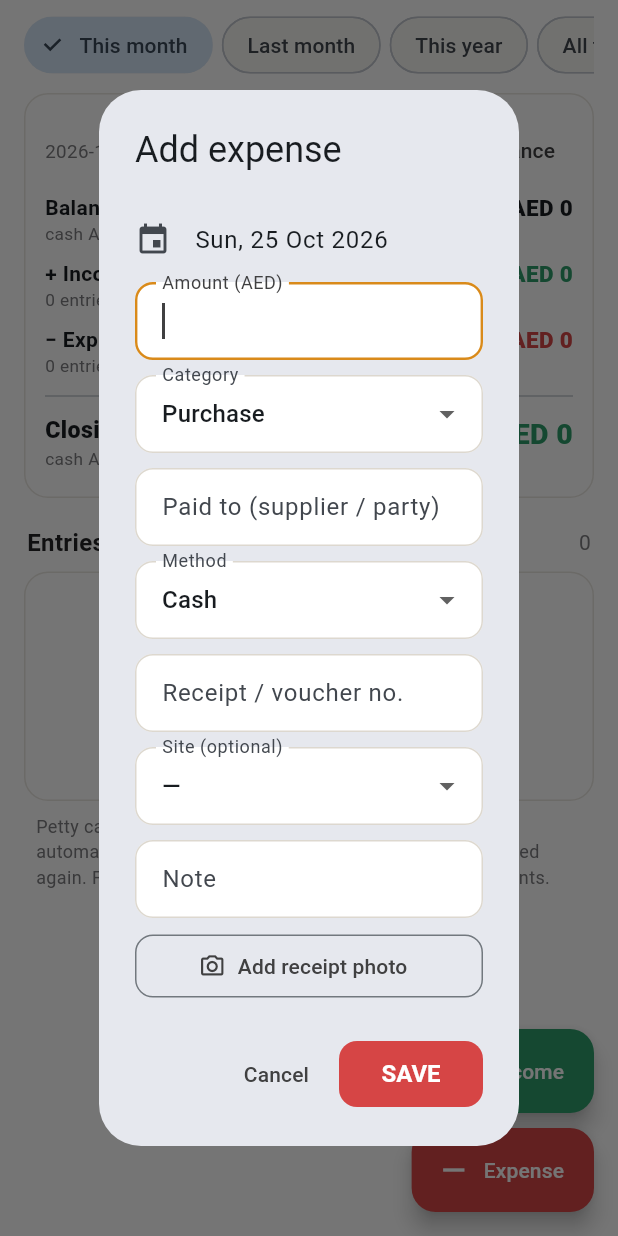
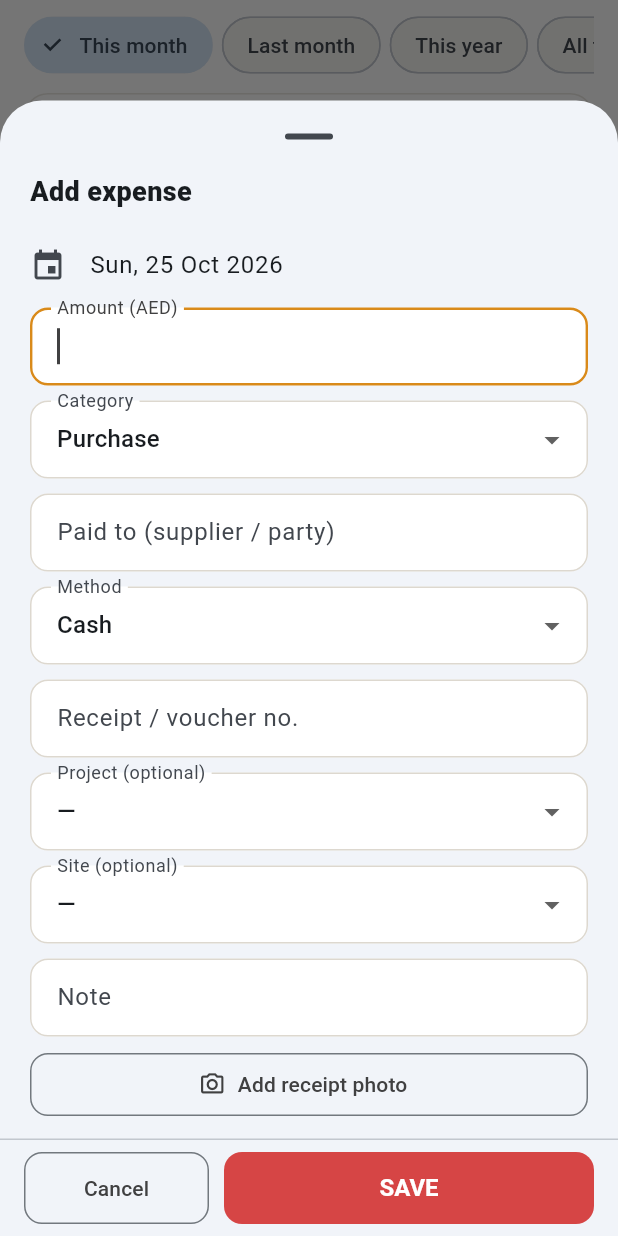
Before and after one commit to anwar3000/llct-att, a Flutter app: the _AccountsView screen opened directly with empty values, after a tap on "Expense", on a phone screen of 412 x 824 dp. Run offline on Flutter 3.47's test engine with Material 3 defaults, Android fonts, the phone set to English and light mode, and no system bars; our stand-ins replace cloud_firestore, file_picker, firebase_auth, firebase_core, flutter_map, geolocator and 4 more; accounts and stored records are empty; generated files the repository leaves out were written again.

Commit message:
v1.8.4: accounts form as a sheet above the keyboard, saved suppliers/payers (shared with invoicing), project on income & expense entries (app + web)
Co-Authored-By: Claude Opus 5.5 <noreply@anthropic.com>
Claude-Session: https://claude.ai/code/session_011n16jx6iQUAdmB11UvdVzw

```diff
--- a/lib/core/utils.dart
+++ b/lib/core/utils.dart
@@ -99,7 +99,7 @@ String initials(String name) {
 }
 
 /// Shown in the profile sheet so staff can confirm they have the latest app.
-const kAppVersion = '1.8.3';
+const kAppVersion = '1.8.4';
 
 void showSnack(BuildContext context, String msg, {bool error = false}) {
   ScaffoldMessenger.of(context)
--- a/lib/models/models.dart
+++ b/lib/models/models.dart
@@ -1239,7 +1239,7 @@ class AcctEntry {
   final String type; // income | expense
   final String date;
   final double amount;
-  final String category, method, reference, bank, chequeDate, party, note, siteId, siteName;
+  final String category, method, reference, bank, chequeDate, party, note, siteId, siteName, projectId, projectName;
   final bool hasFile;
   final DateTime? createdAt;
   AcctEntry({
@@ -1257,6 +1257,8 @@ class AcctEntry {
     this.note = '',
     this.siteId = '',
     this.siteName = '',
+    this.projectId = '',
+    this.projectName = '',
     this.hasFile = false,
     this.createdAt,
   });
@@ -1280,6 +1282,8 @@ class AcctEntry {
       note: _str(m['note']),
       siteId: _str(m['siteId']),
       siteName: _str(m['siteName']),
+      projectId: _str(m['projectId']),
+      projectName: _str(m['projectName']),
       hasFile: m['hasFile'] == true,
       createdAt: _ts(m['createdAt']),
     );
--- a/lib/screens/admin/accounts_tab.dart
+++ b/lib/screens/admin/accounts_tab.dart
@@ -275,6 +275,7 @@ class _AccountsViewState extends State<_AccountsView> {
         [
           e.date,
           e.method,
+          if (e.projectName.isNotEmpty) e.projectName,
           if (e.reference.isNotEmpty) '${e.method == 'Cheque' ? 'Chq' : 'Ref'} ${e.reference}',
           if (e.bank.isNotEmpty) e.bank,
           if (e.note.isNotEmpty) e.note,
@@ -369,6 +370,7 @@ class _AccountsViewState extends State<_AccountsView> {
   Future<void> _edit(AcctEntry? e, String kind) async {
     final income = kind == 'income';
     final cats = income ? kAcctIncome : kAcctExpense;
+    final partyKey = income ? 'receivedFrom' : 'paidTo';
     var date = e == null ? DateTime.now() : parseDateKey(e.date);
     final amt = TextEditingController(text: e == null ? '' : e.amount.toString());
     var cat = e?.category ?? cats.first;
@@ -378,15 +380,41 @@ class _AccountsViewState extends State<_AccountsView> {
     final bankC = TextEditingController(text: e?.bank);
     final note = TextEditingController(text: e?.note);
     String siteId = e?.siteId ?? '';
+    String projectId = e?.projectId ?? '';
     String? photo;
     String? err;
     final sites = widget.live.sites.where((s) => s.approved).toList();
-    final ok = await showDialog<bool>(
+    // Saved suppliers / payers and projects (shared with the invoicing app).
+    var saved = <String>[];
+    var projects = <({String id, String label})>[];
+    try {
+      final r = await Future.wait([Db.acctParties(), Db.acctProjects()]);
+      saved = List<String>.from((r[0] as Map<String, List<String>>)[partyKey] ?? const <String>[]);
+      projects = r[1] as List<({String id, String label})>;
+    } catch (_) {}
+    if (!mounted) return;
+    final color = income ? _green : _red;
+    final ok = await showModalBottomSheet<bool>(
       context: context,
-      builder: (c) => StatefulBuilder(
-        builder: (c, set) => AlertDialog(
-          title: Text('${e == null ? 'Add' : 'Edit'} ${income ? 'income' : 'expense'}'),
-          content: SingleChildScrollView(
+      isScrollControlled: true,
+      useSafeArea: true,
+      showDragHandle: true,
+      builder: (c) => StatefulBuilder(builder: (c, set) {
+        final t = party.text.trim().toLowerCase();
+        final sugg = saved.where((n) => n.toLowerCase() != t && (t.isEmpty || n.toLowerCase().contains(t))).take(12).toList();
+        // The keyboard's height: the sheet sits right on top of it, with SAVE always visible.
+        return Padding(
+          padding: EdgeInsets.only(bottom: MediaQuery.viewInsetsOf(c).bottom),
+          child: Column(mainAxisSize: MainAxisSize.min, crossAxisAlignment: CrossAxisAlignment.stretch, children: [
+            Padding(
+              padding: const EdgeInsets.fromLTRB(20, 0, 20, 4),
+              child: Text('${e == null ? 'Add' : 'Edit'} ${income ? 'income' : 'expense'}',
+                  style: const TextStyle(fontSize: 18, fontWeight: FontWeight.w800)),
+            ),
+            Flexible(
+              child: SingleChildScrollView(
+                keyboardDismissBehavior: ScrollViewKeyboardDismissBehavior.manual,
+                padding: const EdgeInsets.fromLTRB(20, 4, 20, 12),
                 child: Column(mainAxisSize: MainAxisSize.min, crossAxisAlignment: CrossAxisAlignment.stretch, children: [
                   ListTile(
                     contentPadding: EdgeInsets.zero,
@@ -401,7 +429,8 @@ class _AccountsViewState extends State<_AccountsView> {
                     controller: amt,
                     autofocus: e == null,
                     keyboardType: const TextInputType.numberWithOptions(decimal: true),
-                style: TextStyle(fontWeight: FontWeight.w800, color: income ? _green : _red),
+                    textInputAction: TextInputAction.next,
+                    style: TextStyle(fontWeight: FontWeight.w800, color: color),
                     decoration: InputDecoration(labelText: 'Amount ($kCurrency)', errorText: err),
                   ),
                   const SizedBox(height: 10),
@@ -414,7 +443,39 @@ class _AccountsViewState extends State<_AccountsView> {
                     onChanged: (v) => set(() => cat = v ?? cat),
                   ),
                   const SizedBox(height: 10),
-              TextField(controller: party, decoration: InputDecoration(labelText: income ? 'Received from' : 'Paid to (supplier / party)')),
+                  TextField(
+                    controller: party,
+                    textCapitalization: TextCapitalization.words,
+                    textInputAction: TextInputAction.next,
+                    onChanged: (_) => set(() {}),
+                    decoration: InputDecoration(
+                      labelText: income ? 'Received from' : 'Paid to (supplier / party)',
+                      helperText: sugg.isEmpty && party.text.trim().isNotEmpty && !saved.any((n) => n.toLowerCase() == t)
+                          ? 'New name — saved for next time'
+                          : null,
+                    ),
+                  ),
+                  if (sugg.isNotEmpty) ...[
+                    const SizedBox(height: 6),
+                    Wrap(spacing: 6, runSpacing: 6, children: [
+                      for (final n in sugg)
+                        InputChip(
+                          label: Text(n, style: const TextStyle(fontSize: 13)),
+                          visualDensity: VisualDensity.compact,
+                          onPressed: () => set(() {
+                            party.text = n;
+                            party.selection = TextSelection.collapsed(offset: n.length);
+                          }),
+                          onDeleted: () async {
+                            set(() => saved.remove(n));
+                            try {
+                              await Db.saveAcctParty(partyKey, n, remove: true);
+                            } catch (_) {}
+                          },
+                          deleteButtonTooltipMessage: 'Remove from saved list',
+                        ),
+                    ]),
+                  ],
                   const SizedBox(height: 10),
                   DropdownButtonFormField<String>(
                     value: kAcctMethods.contains(method) ? method : 'Cash',
@@ -425,12 +486,24 @@ class _AccountsViewState extends State<_AccountsView> {
                   const SizedBox(height: 10),
                   TextField(
                       controller: ref,
+                      textInputAction: TextInputAction.next,
                       decoration: InputDecoration(
                           labelText: method == 'Cheque' ? 'Cheque no.' : (method == 'Cash' ? 'Receipt / voucher no.' : 'Transaction ref.'))),
                   if (method == 'Cheque') ...[
                     const SizedBox(height: 10),
-                TextField(controller: bankC, decoration: const InputDecoration(labelText: 'Bank')),
+                    TextField(controller: bankC, textInputAction: TextInputAction.next, decoration: const InputDecoration(labelText: 'Bank')),
                   ],
+                  const SizedBox(height: 10),
+                  DropdownButtonFormField<String>(
+                    value: projects.any((p) => p.id == projectId) ? projectId : '',
+                    isExpanded: true,
+                    decoration: const InputDecoration(labelText: 'Project (optional)'),
+                    items: [
+                      const DropdownMenuItem(value: '', child: Text('—')),
+                      for (final p in projects) DropdownMenuItem(value: p.id, child: Text(p.label, overflow: TextOverflow.ellipsis)),
+                    ],
+                    onChanged: (v) => set(() => projectId = v ?? ''),
+                  ),
                   const SizedBox(height: 10),
                   DropdownButtonFormField<String>(
                     value: sites.any((s) => s.id == siteId) ? siteId : '',
@@ -443,7 +516,7 @@ class _AccountsViewState extends State<_AccountsView> {
                     onChanged: (v) => set(() => siteId = v ?? ''),
                   ),
                   const SizedBox(height: 10),
-              TextField(controller: note, decoration: const InputDecoration(labelText: 'Note')),
+                  TextField(controller: note, textInputAction: TextInputAction.done, decoration: const InputDecoration(labelText: 'Note')),
                   const SizedBox(height: 8),
                   OutlinedButton.icon(
                     style: OutlinedButton.styleFrom(minimumSize: const Size(0, 42)),
@@ -460,10 +533,23 @@ class _AccountsViewState extends State<_AccountsView> {
                   ),
                 ]),
               ),
-          actions: [
-            TextButton(onPressed: () => Navigator.pop(c, false), child: const Text('Cancel')),
-            FilledButton(
-              style: FilledButton.styleFrom(backgroundColor: income ? _green : _red, minimumSize: const Size(96, 44)),
+            ),
+            const Divider(height: 1),
+            Padding(
+              padding: const EdgeInsets.fromLTRB(16, 8, 16, 8),
+              child: Row(children: [
+                Expanded(
+                  child: OutlinedButton(
+                    style: OutlinedButton.styleFrom(minimumSize: const Size(0, 48)),
+                    onPressed: () => Navigator.pop(c, false),
+                    child: const Text('Cancel'),
+                  ),
+                ),
+                const SizedBox(width: 10),
+                Expanded(
+                  flex: 2,
+                  child: FilledButton(
+                    style: FilledButton.styleFrom(backgroundColor: color, minimumSize: const Size(0, 48)),
                     onPressed: () {
                       final v = double.tryParse(amt.text.trim());
                       if (v == null || v <= 0) {
@@ -474,12 +560,17 @@ class _AccountsViewState extends State<_AccountsView> {
                     },
                     child: const Text('SAVE'),
                   ),
-          ],
                 ),
+              ]),
             ),
+          ]),
+        );
+      }),
     );
     if (ok != true) return;
     final site = widget.live.siteById(siteId);
+    final proj = projects.where((p) => p.id == projectId).firstOrNull;
+    final who = party.text.trim();
     try {
       await Db.saveAcct(
         id: e?.id,
@@ -490,15 +581,20 @@ class _AccountsViewState extends State<_AccountsView> {
           'date': dateKey(date),
           'amount': _r2(double.parse(amt.text.trim())),
           'category': cat,
-          'party': party.text.trim(),
+          'party': who,
           'method': method,
           'reference': ref.text.trim(),
           'bank': method == 'Cheque' ? bankC.text.trim() : '',
           'siteId': siteId,
           'siteName': site?.name ?? '',
+          'projectId': proj?.id ?? '',
+          'projectName': proj?.label ?? '',
           'note': note.text.trim(),
         },
       );
+      if (who.isNotEmpty && !saved.any((n) => n.toLowerCase() == who.toLowerCase())) {
+        Db.saveAcctParty(partyKey, who).catchError((_) {});
+      }
       if (mounted) showSnack(context, e == null ? '${income ? 'Income' : 'Expense'} added' : 'Saved');
       if (e != null || dateKey(date).compareTo(_range.from) < 0) _reloadSide();
     } catch (er) {
--- a/lib/services/db.dart
+++ b/lib/services/db.dart
@@ -1288,6 +1288,38 @@ class Db {
     return out;
   }
 
+  /// Saved names for the accounts form — suppliers / payees (paidTo) and payers (receivedFrom).
+  /// Shared with the invoicing app (acctSettings/parties).
+  static Future<Map<String, List<String>>> acctParties() async {
+    final d = await _fs.collection('acctSettings').doc('parties').get();
+    final m = d.data() ?? {};
+    List<String> l(String k) {
+      final out = ((m[k] as List?) ?? const []).map((x) => '$x'.trim()).where((x) => x.isNotEmpty).toSet().toList();
+      out.sort((a, b) => a.toLowerCase().compareTo(b.toLowerCase()));
+      return out;
+    }
+    return {'paidTo': l('paidTo'), 'receivedFrom': l('receivedFrom')};
+  }
+
+  static Future<void> saveAcctParty(String key, String name, {bool remove = false}) =>
+      _fs.collection('acctSettings').doc('parties').set({
+        key: remove ? FieldValue.arrayRemove([name]) : FieldValue.arrayUnion([name]),
+      }, SetOptions(merge: true));
+
+  /// Projects for the accounts form: (id, label), active ones first.
+  static Future<List<({String id, String label})>> acctProjects() async {
+    final q = await _fs.collection('projects').get();
+    final rows = q.docs.map((d) {
+      final m = d.data();
+      final name = (m['name'] as String?) ?? '';
+      final code = (m['code'] as String?) ?? '';
+      final status = (m['status'] as String?) ?? 'active';
+      return (id: d.id, label: [code, name].where((x) => x.isNotEmpty).join(' · '), active: status == 'active');
+    }).where((p) => p.label.isNotEmpty).toList()
+      ..sort((a, b) => a.active != b.active ? (a.active ? -1 : 1) : a.label.toLowerCase().compareTo(b.label.toLowerCase()));
+    return [for (final p in rows) (id: p.id, label: p.label)];
+  }
+
   static Future<({String date, double cash, double bank})> acctOpening() async {
     final d = await _fs.collection('acctSettings').doc('opening').get();
     final m = d.data() ?? {};
--- a/pubspec.yaml
+++ b/pubspec.yaml
@@ -1,7 +1,7 @@
 name: attendance_pro
 description: Field staff attendance with GPS check-in/out, site scheduling, site updates, petty cash and a live management dashboard.
 publish_to: 'none'
-version: 1.8.3+28
+version: 1.8.4+29
 
 environment:
   sdk: '>=3.6.0 <4.0.0'
```
Also changed, not shown: 2 other files. Lines whose indentation alone changed are shown as unchanged.
